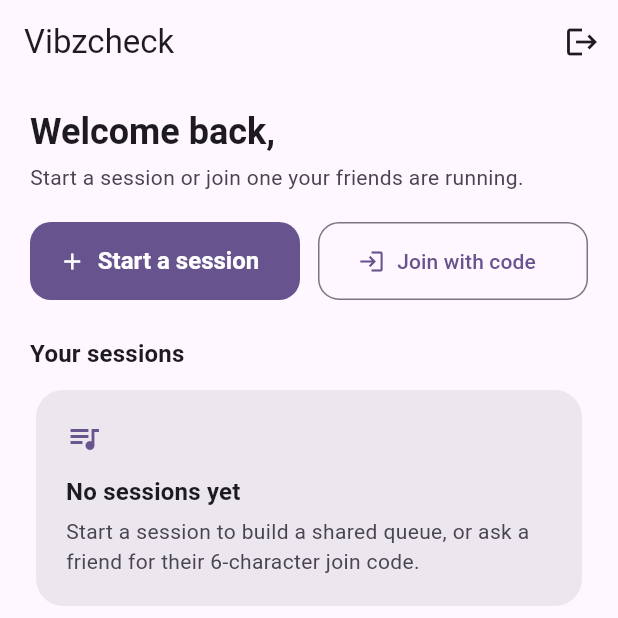
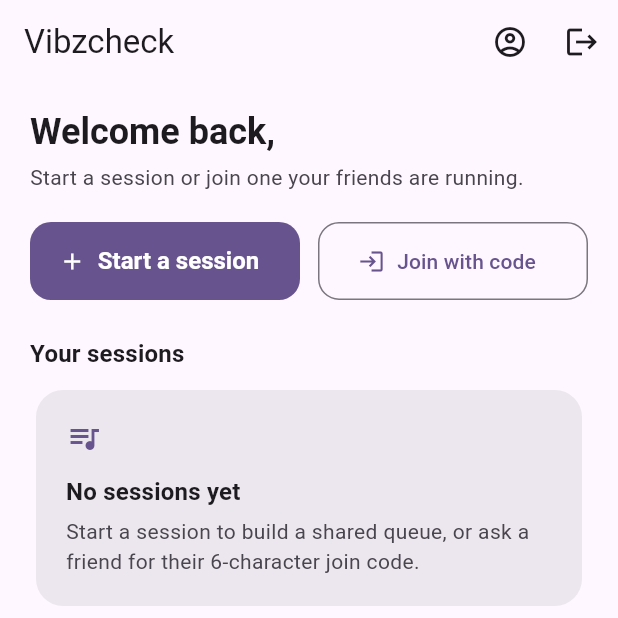
Before and after one commit to Tmaku18/vibzcheck-project2, a Flutter app: the screen it shows once a user with an empty profile is signed in, on a phone screen of 412 x 824 dp, the top half of it. Run offline on Flutter 3.47's test engine with Material 3 defaults, Android fonts, the phone set to English and light mode, and no system bars; our stand-ins replace cloud_firestore, cloud_functions, firebase_auth, firebase_core, firebase_messaging, firebase_storage and 3 more; accounts and stored records are empty.

Commit message:
feat(session): add profile action button to HomeScreen AppBar

```diff
--- a/lib/features/session/presentation/home_screen.dart
+++ b/lib/features/session/presentation/home_screen.dart
@@ -25,6 +25,11 @@ class HomeScreen extends ConsumerWidget {
       appBar: AppBar(
         title: const Text('Vibzcheck'),
         actions: [
+          IconButton(
+            tooltip: 'Profile',
+            icon: const Icon(Icons.account_circle_outlined),
+            onPressed: () => context.push('/profile'),
+          ),
           IconButton(
             tooltip: 'Sign out',
             icon: const Icon(Icons.logout),
```
